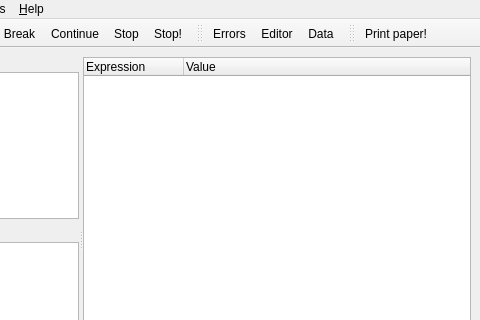
This is lib/nicos/gui/main.ui in mlz-ictrl/nicos as Qt 5 draws it before an edit; both pictures show x 218 to 698 and y 0 to 320 of the 698 by 653 pixel window. The edited form follows.
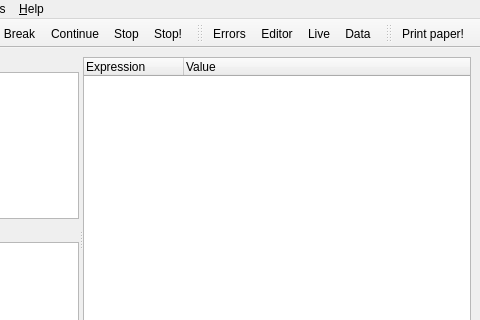
This is the edited form. Icons and pictures are not drawn. Custom widgets are drawn as their Qt base class.

```diff
--- a/lib/nicos/gui/main.ui
+++ b/lib/nicos/gui/main.ui
@@ -512,6 +512,7 @@
    </attribute>
    <addaction name="actionErrorWindow"/>
    <addaction name="actionUserEditor"/>
+   <addaction name="actionLiveData"/>
    <addaction name="actionAnalysis"/>
   </widget>
   <widget class="QToolBar" name="printPaperBar">
```
